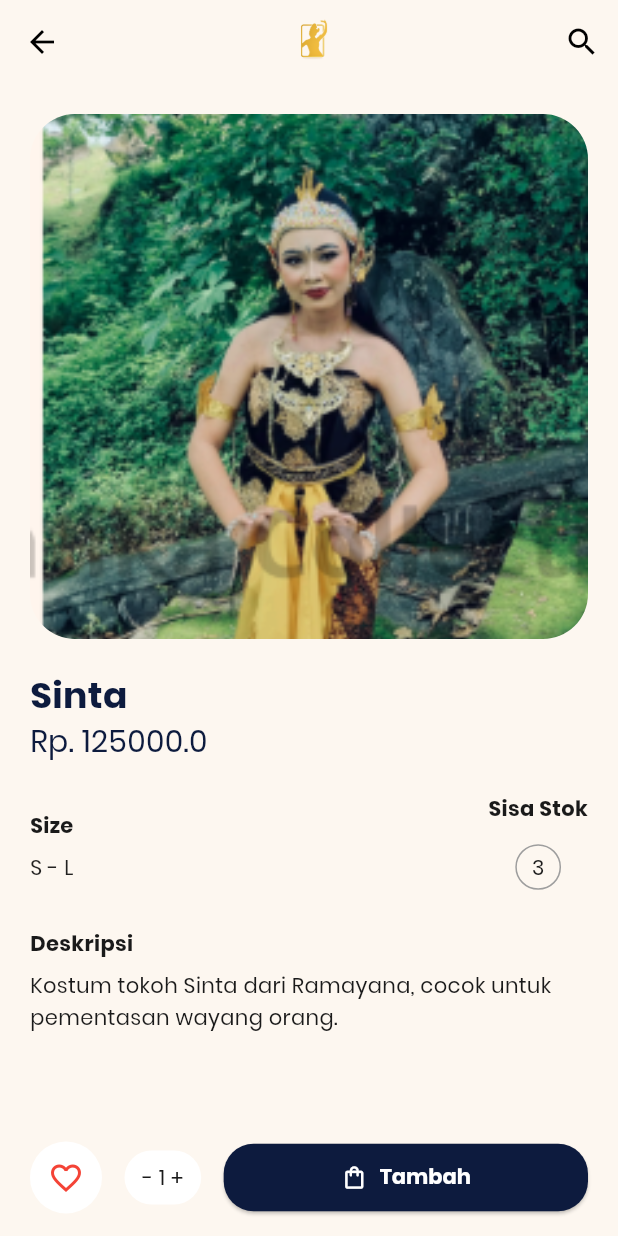
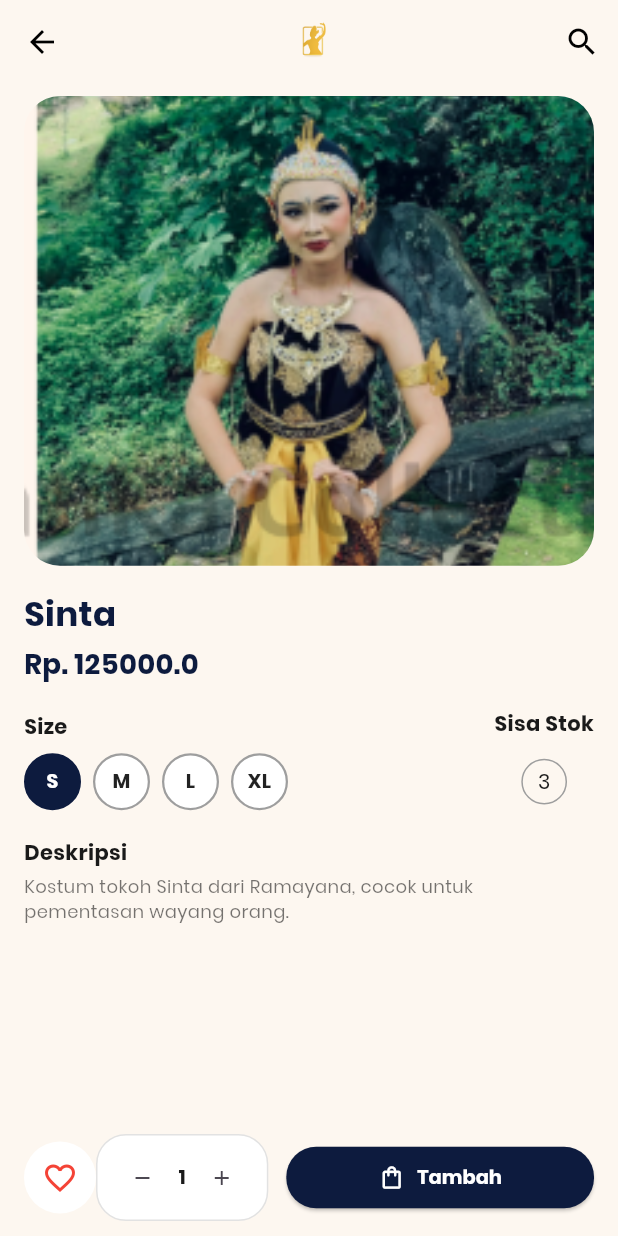
Before and after one commit to farinsevany-art/Penyewaan-Baju, a Flutter app: the ProductDetailPage screen opened directly with sample values from the repository, on a phone screen of 412 x 824 dp. Run offline on Flutter 3.47's test engine with Material 3 defaults, Android fonts, the phone set to English and light mode, and no system bars; our stand-ins replace fl_chart, shared_preferences; accounts and stored records are empty.

Commit message:
produk detail

```diff
--- a/lib/features/customer/screens/category_detail_page.dart
+++ b/lib/features/customer/screens/category_detail_page.dart
@@ -20,15 +20,17 @@ class _CategoryDetailPageState extends State<CategoryDetailPage> {
   @override
   void initState() {
     super.initState();
-    // Mengambil title dari Home Page untuk dijadikan nilai awal
     _currentSelected = widget.categoryTitle;
   }
 
   @override
   Widget build(BuildContext context) {
-    // 1. Melakukan filter otomatis dari allCostumes berdasarkan _currentSelected
+    // 1. Filter yang lebih aman dan robust (mengatasi null dan spasi)
     final filteredCostumes = allCostumes.where((item) {
-      return item.category.trim().toLowerCase() == _currentSelected.trim().toLowerCase();
+      final itemCategory = (item.category ?? '').trim().toLowerCase();
+      final selectedCategory = _currentSelected.trim().toLowerCase();
+
+      return itemCategory == selectedCategory;
     }).toList();
 
     return Scaffold(
@@ -77,11 +79,9 @@ class _CategoryDetailPageState extends State<CategoryDetailPage> {
                     itemCount: filteredCostumes.length,
                     itemBuilder: (context, index) {
                       final item = filteredCostumes[index];
-                      // Menampilkan card sesuai data yang sudah terfilter
                       return CostumeCard(
                         costume: item,
                         onAddToCart: () {
-                          // Aksi keranjang
                           ScaffoldMessenger.of(context).hideCurrentSnackBar();
                           ScaffoldMessenger.of(context).showSnackBar(
                             SnackBar(
--- a/lib/features/customer/screens/product_detail_page.dart
+++ b/lib/features/customer/screens/product_detail_page.dart
@@ -1,7 +1,7 @@
 import 'package:flutter/material.dart';
-import '../../../data/models/costume_model.dart'; // Sesuaikan path jika diperlukan
+import '../../../data/models/costume_model.dart';
 
-class ProductDetailPage extends StatelessWidget {
+class ProductDetailPage extends StatefulWidget {
   final Costume costume;
 
   const ProductDetailPage({
@@ -10,9 +10,49 @@ class ProductDetailPage extends StatelessWidget {
   });
 
   @override
+  State<ProductDetailPage> createState() => _ProductDetailPageState();
+}
+
+class _ProductDetailPageState extends State<ProductDetailPage> {
+  int _quantity = 1;
+  late String _selectedSize; // Menyimpan ukuran yang dipilih
+
+  @override
+  void initState() {
+    super.initState();
+    // Inisialisasi ukuran awal, ambil dari properti costume atau default 'S'
+    if (widget.costume.size != null && widget.costume.size!.isNotEmpty) {
+      _selectedSize = widget.costume.size!.split(' - ').first.trim();
+    } else {
+      _selectedSize = 'S';
+    }
+  }
+
+  void _toggleWishlist() {
+    setState(() {
+      widget.costume.isWishlisted = !widget.costume.isWishlisted;
+    });
+
+    ScaffoldMessenger.of(context).showSnackBar(
+      SnackBar(
+        content: Text(
+          widget.costume.isWishlisted
+              ? '${widget.costume.name} ditambahkan ke wishlist'
+              : '${widget.costume.name} dihapus dari wishlist',
+        ),
+        duration: const Duration(seconds: 1),
+        behavior: SnackBarBehavior.floating,
+      ),
+    );
+  }
+
+  @override
   Widget build(BuildContext context) {
+    final size = MediaQuery.of(context).size;
+
     return Scaffold(
-      backgroundColor: const Color(0xFFFDF7F0), // Warna background krem
+      backgroundColor: const Color(0xFFFDF7F0),
+      resizeToAvoidBottomInset: true,
       appBar: AppBar(
         backgroundColor: Colors.transparent,
         elevation: 0,
@@ -23,7 +63,7 @@ class ProductDetailPage extends StatelessWidget {
         title: Center(
           child: Image.asset(
             'assets/images/Logotransparan.png',
-            height: 40,
+            height: 35,
           ),
         ),
         actions: [
@@ -35,21 +75,20 @@ class ProductDetailPage extends StatelessWidget {
       ),
       body: SingleChildScrollView(
         child: Padding(
-          padding: const EdgeInsets.symmetric(horizontal: 20),
+          padding: const EdgeInsets.symmetric(horizontal: 16.0, vertical: 8.0),
           child: Column(
             crossAxisAlignment: CrossAxisAlignment.start,
             children: [
-              const SizedBox(height: 20),
               // Gambar Produk
               ClipRRect(
-                borderRadius: BorderRadius.circular(30),
+                borderRadius: BorderRadius.circular(24),
                 child: Image.asset(
-                  costume.imageUrl ?? '',
+                  widget.costume.imageUrl ?? '',
                   width: double.infinity,
-                  height: 350,
+                  height: size.height * 0.38,
                   fit: BoxFit.cover,
                   errorBuilder: (_, __, ___) => Container(
-                    height: 350,
+                    height: size.height * 0.38,
                     color: const Color(0xFFE8DDD0),
                     child: const Center(
                       child: Icon(Icons.image_not_supported, color: Colors.grey),
@@ -57,39 +96,75 @@ class ProductDetailPage extends StatelessWidget {
                   ),
                 ),
               ),
-              const SizedBox(height: 20),
+              const SizedBox(height: 16),
 
               // Judul & Harga
               Text(
-                costume.name,
-                style: const TextStyle(
-                  fontSize: 24,
+                widget.costume.name,
+                style: TextStyle(
+                  fontSize: size.width * 0.055,
                   fontWeight: FontWeight.bold,
-                  color: Color(0xFF0D1B3E),
+                  color: const Color(0xFF0D1B3E),
+                ),
+                maxLines: 2,
+                overflow: TextOverflow.ellipsis,
+              ),
+              const SizedBox(height: 4),
+              Text(
+                'Rp. ${widget.costume.price}',
+                style: TextStyle(
+                  fontSize: size.width * 0.045,
+                  fontWeight: FontWeight.w600,
+                  color: const Color(0xFF0D1B3E),
                 ),
               ),
-              Text(
-                'Rp. ${costume.price}',
-                style: const TextStyle(
-                  fontSize: 20,
-                  fontWeight: FontWeight.w500,
-                  color: Color(0xFF0D1B3E),
-                ),
-              ),
-              const SizedBox(height: 20),
+              const SizedBox(height: 16),
 
               // Size & Sisa Stok
               Row(
                 mainAxisAlignment: MainAxisAlignment.spaceBetween,
+                crossAxisAlignment: CrossAxisAlignment.center,
                 children: [
                   Column(
                     crossAxisAlignment: CrossAxisAlignment.start,
                     children: [
                       const Text("Size", style: TextStyle(fontWeight: FontWeight.bold)),
                       const SizedBox(height: 8),
-                      Text(
-                        costume.size ?? '-',
-                        style: const TextStyle(fontSize: 14, color: Colors.black87),
+                      // Tampilan Ukuran Berbentuk Lingkaran
+                      Row(
+                        children: ['S', 'M', 'L', 'XL'].map((sizeOption) {
+                          final isSelected = _selectedSize == sizeOption;
+                          return GestureDetector(
+                            onTap: () {
+                              setState(() {
+                                _selectedSize = sizeOption;
+                              });
+                            },
+                            child: Container(
+                              margin: const EdgeInsets.only(right: 8),
+                              width: 38,
+                              height: 38,
+                              decoration: BoxDecoration(
+                                shape: BoxShape.circle,
+                                border: Border.all(
+                                  color: isSelected ? const Color(0xFF0D1B3E) : Colors.grey,
+                                  width: 1.5,
+                                ),
+                                color: isSelected ? const Color(0xFF0D1B3E) : Colors.white,
+                              ),
+                              child: Center(
+                                child: Text(
+                                  sizeOption,
+                                  style: TextStyle(
+                                    color: isSelected ? Colors.white : Colors.black87,
+                                    fontWeight: FontWeight.bold,
+                                    fontSize: 13,
+                                  ),
+                                ),
+                              ),
+                            ),
+                          );
+                        }).toList(),
                       ),
                     ],
                   ),
@@ -103,22 +178,22 @@ class ProductDetailPage extends StatelessWidget {
                           shape: BoxShape.circle,
                           border: Border.all(color: Colors.grey),
                         ),
-                        child: Text("${costume.stock}"), // Mengambil dari properti stock di mock data
+                        child: Text("${widget.costume.stock}"),
                       ),
                     ],
                   ),
                 ],
               ),
-              const SizedBox(height: 20),
+              const SizedBox(height: 16),
 
               // Deskripsi
               const Text("Deskripsi", style: TextStyle(fontWeight: FontWeight.bold)),
-              const SizedBox(height: 8),
+              const SizedBox(height: 4),
               Text(
-                costume.description ?? 'Tidak ada deskripsi.',
-                style: const TextStyle(fontSize: 14, height: 1.5),
+                widget.costume.description ?? 'Tidak ada deskripsi.',
+                style: const TextStyle(fontSize: 12, height: 1.4, color: Colors.black54),
               ),
-              const SizedBox(height: 100), // Space untuk bottom bar
+              const SizedBox(height: 110),
             ],
           ),
         ),
@@ -126,48 +201,76 @@ class ProductDetailPage extends StatelessWidget {
 
       // Bottom Action Bar
       bottomSheet: Container(
-        padding: const EdgeInsets.symmetric(horizontal: 20, vertical: 15),
+        padding: const EdgeInsets.symmetric(horizontal: 16, vertical: 10),
         color: const Color(0xFFFDF7F0),
         child: Row(
+          mainAxisAlignment: MainAxisAlignment.spaceBetween,
           children: [
             Container(
               decoration: const BoxDecoration(color: Colors.white, shape: BoxShape.circle),
               child: IconButton(
                 icon: Icon(
-                  costume.isWishlisted ? Icons.favorite : Icons.favorite_border,
+                  widget.costume.isWishlisted ? Icons.favorite : Icons.favorite_border,
                   color: Colors.red,
                 ),
-                onPressed: () {
-                  // Aksi wishlisting (optional)
-                },
+                onPressed: _toggleWishlist,
               ),
             ),
-            const SizedBox(width: 15),
+
+            // Tombol Kuantitas
             Container(
-              padding: const EdgeInsets.symmetric(horizontal: 12, vertical: 8),
+              padding: const EdgeInsets.symmetric(horizontal: 6, vertical: 4),
               decoration: BoxDecoration(
                 color: Colors.white,
                 borderRadius: BorderRadius.circular(20),
+                border: Border.all(color: Colors.grey.withOpacity(0.3)),
               ),
-              child: const Row(
+              child: Row(
                 children: [
-                  Text("- "),
-                  Text("1"),
-                  Text(" +"),
+                  IconButton(
+                    icon: const Icon(Icons.remove, size: 16),
+                    onPressed: () {
+                      if (_quantity > 1) {
+                        setState(() {
+                          _quantity--;
+                        });
+                      }
+                    },
+                  ),
+                  Text(
+                    '$_quantity',
+                    style: const TextStyle(fontWeight: FontWeight.bold, fontSize: 13),
+                  ),
+                  IconButton(
+                    icon: const Icon(Icons.add, size: 16),
+                    onPressed: () {
+                      setState(() {
+                        _quantity++;
+                      });
+                    },
+                  ),
                 ],
               ),
             ),
-            const SizedBox(width: 15),
+
             Expanded(
-              child: ElevatedButton.icon(
-                onPressed: () {},
-                style: ElevatedButton.styleFrom(
-                  backgroundColor: const Color(0xFF0D1B3E),
-                  shape: RoundedRectangleBorder(borderRadius: BorderRadius.circular(20)),
-                  padding: const EdgeInsets.symmetric(vertical: 12),
+              child: Padding(
+                padding: const EdgeInsets.only(left: 12.0),
+                child: ElevatedButton.icon(
+                  onPressed: () {
+                    // Aksi tambah keranjang
+                  },
+                  style: ElevatedButton.styleFrom(
+                    backgroundColor: const Color(0xFF0D1B3E),
+                    shape: RoundedRectangleBorder(borderRadius: BorderRadius.circular(20)),
+                    padding: const EdgeInsets.symmetric(vertical: 11),
+                  ),
+                  icon: const Icon(Icons.shopping_bag_outlined, color: Colors.white, size: 18),
+                  label: const Text(
+                    "Tambah",
+                    style: TextStyle(color: Colors.white, fontSize: 13),
+                  ),
                 ),
-                icon: const Icon(Icons.shopping_bag_outlined, color: Colors.white),
-                label: const Text("Tambah", style: TextStyle(color: Colors.white)),
               ),
             ),
           ],
```
